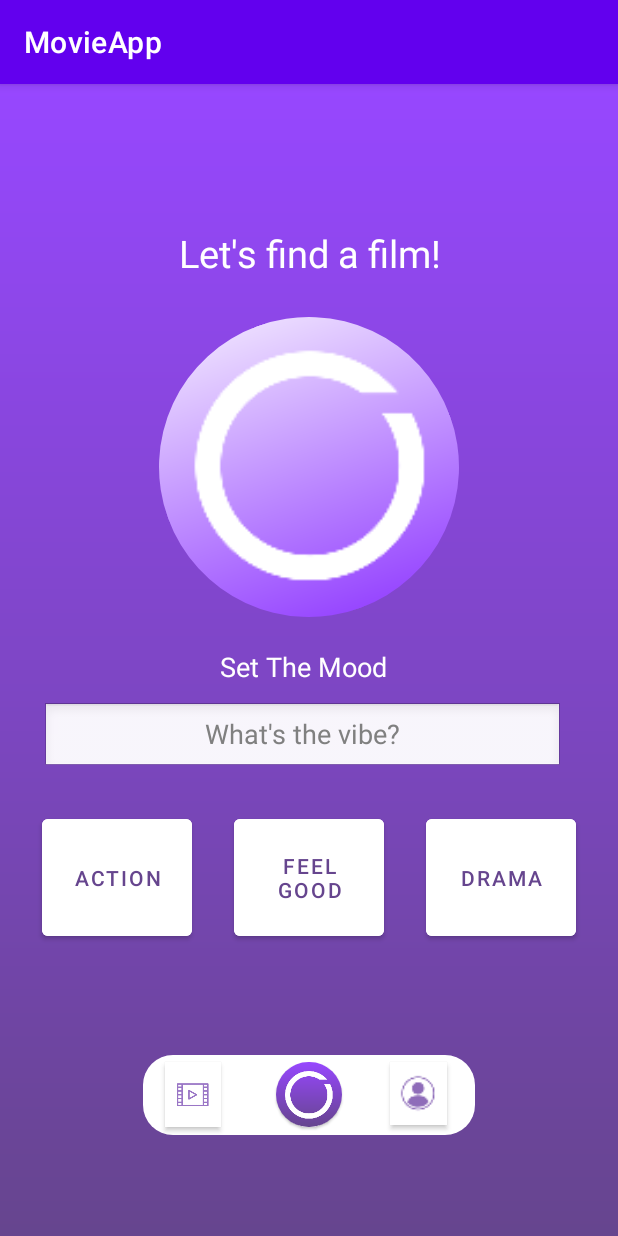
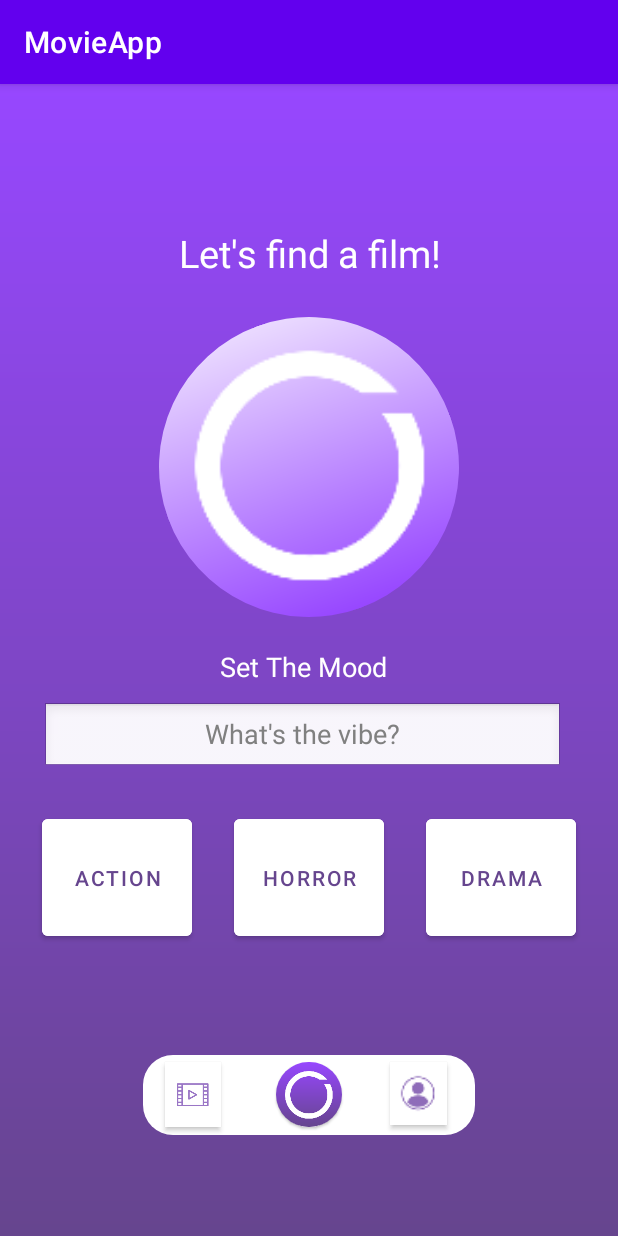
Before and after one commit to minash23/MovieApp, an Android app: the MainActivity screen opened directly, with no data from a screen before it, on a phone screen of 412 x 824 dp. Run offline under Robolectric (Android 15) with nearby library versions, the light colour scheme and no system bars; our stand-ins replace Firebase (no records; nobody signed in at launch, a user with empty details on screens opened directly); libraries missing offline, so code that uses them is left out: com.androidnetworking, com.androidnetworking.common.

Commit message:
Fix bug from Main to Results

```diff
--- a/app/src/main/res/layout/activity_main.xml
+++ b/app/src/main/res/layout/activity_main.xml
@@ -98,7 +98,7 @@
         android:layout_height="90dp"
         android:layout_marginTop="484dp"
         android:backgroundTint="@color/white"
-        android:text="Feel Good"
+        android:text="Horror"
         android:textColor="#66458E"
         app:layout_constraintEnd_toStartOf="@+id/dramaBT"
         app:layout_constraintHorizontal_bias="0.5"
```
